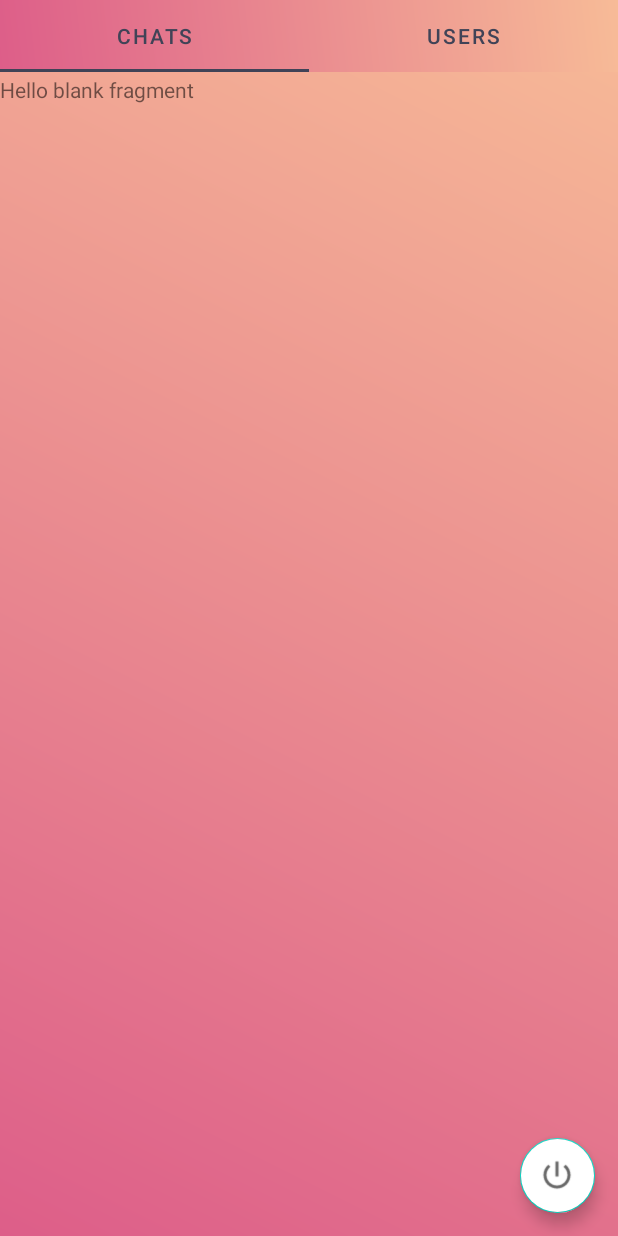
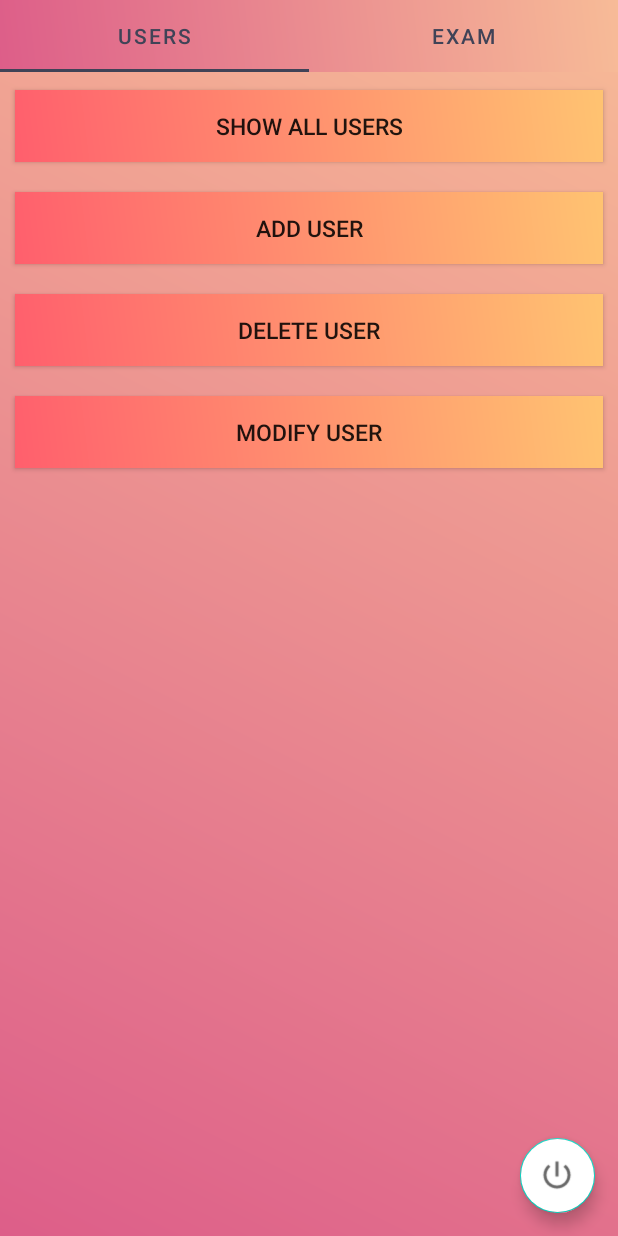
Before and after one commit to HarisIbrahimovic/Class-Application, an Android app: the screen it shows after launch once a user with an empty profile is signed in (MainActivity), on a phone screen of 412 x 824 dp. Run offline under Robolectric (Android 15) with nearby library versions, the phone set to English and light mode, and no system bars; our stand-ins replace Firebase (no records; nobody signed in at launch, a user with empty details on screens opened directly).

Commit message:
Design and function change

```diff
--- a/app/src/main/java/com/example/classapplication/MainActivity.java
+++ b/app/src/main/java/com/example/classapplication/MainActivity.java
@@ -8,26 +8,16 @@ import androidx.fragment.app.FragmentManager;
 import androidx.fragment.app.FragmentPagerAdapter;
 import androidx.viewpager.widget.ViewPager;
 
-import android.app.ProgressDialog;
 import android.content.Intent;
 import android.os.Bundle;
-import android.text.TextUtils;
 import android.view.View;
-import android.widget.Button;
-import android.widget.EditText;
-import android.widget.TextView;
-import android.widget.Toast;
 
 import com.example.classapplication.SignIn.loginActivity;
-import com.example.classapplication.fragments.Test2Fragment;
-import com.example.classapplication.fragments.TestFragment;
-import com.google.android.gms.tasks.OnCompleteListener;
-import com.google.android.gms.tasks.Task;
+import com.example.classapplication.fragments.UsersFragment;
+import com.example.classapplication.fragments.Exams;
 import com.google.android.material.floatingactionbutton.FloatingActionButton;
 import com.google.android.material.tabs.TabLayout;
-import com.google.firebase.auth.AuthResult;
 import com.google.firebase.auth.FirebaseAuth;
-import com.google.firebase.database.FirebaseDatabase;
 
 import java.util.ArrayList;
 
@@ -92,8 +82,8 @@ public class MainActivity extends AppCompatActivity {
         }
 
         ViewPagerAdapter  viewPagerAdapter = new ViewPagerAdapter(getSupportFragmentManager());
-        viewPagerAdapter.addFragment(new Test2Fragment(),"Chats");
-        viewPagerAdapter.addFragment(new TestFragment(),"Users");
+        viewPagerAdapter.addFragment(new UsersFragment(),"Users");
+        viewPagerAdapter.addFragment(new Exams(),"Exam");
 
         viewPager.setAdapter(viewPagerAdapter);
         tabLayout.setupWithViewPager(viewPager);
--- a/app/src/main/java/com/example/classapplication/SignIn/SignUp.java
+++ b/app/src/main/java/com/example/classapplication/SignIn/SignUp.java
@@ -32,7 +32,6 @@ public class SignUp extends AppCompatActivity {
     private EditText password;
     private EditText cPassword;
     private EditText userName;
-    private TextView signUpText;
     private EditText course;
     private DatabaseReference databaseReference;
     private FirebaseAuth auth;
@@ -75,9 +74,7 @@ public class SignUp extends AppCompatActivity {
                 RegisterNow(name,Email,Password,Course);
             }
         });
-
     }
-
     private void RegisterNow(String name, String userEmail,String userPass,String userCourse) {
         auth.createUserWithEmailAndPassword(userEmail,userPass).addOnCompleteListener(new OnCompleteListener<AuthResult>() {
             @Override
@@ -94,7 +91,6 @@ public class SignUp extends AppCompatActivity {
                     @Override
                     public void onComplete(@NonNull Task<Void> task) {
                         if(task.isSuccessful()){
-                            startActivity(new Intent(getApplicationContext(), MainActivity.class));
                             progressDialog.dismiss();
                             finish();
                         }else progressDialog.dismiss();
--- a/app/src/main/java/com/example/classapplication/fragments/TestFragment.java
+++ b/app/src/main/java/com/example/classapplication/fragments/Exams.java
@@ -7,18 +7,18 @@ import androidx.fragment.app.Fragment;
 import android.view.LayoutInflater;
 import android.view.View;
 import android.view.ViewGroup;
+import android.widget.Button;
 
 import com.example.classapplication.R;
 
 /**
  * A simple {@link Fragment} subclass.
- * Use the {@link TestFragment#newInstance} factory method to
+ * Use the {@link Exams#newInstance} factory method to
  * create an instance of this fragment.
  */
-public class TestFragment extends Fragment {
+public class Exams extends Fragment {
 
-    // TODO: Rename parameter arguments, choose names that match
-    // the fragment initialization parameters, e.g. ARG_ITEM_NUMBER
+
     private static final String ARG_PARAM1 = "param1";
     private static final String ARG_PARAM2 = "param2";
 
@@ -26,21 +26,13 @@ public class TestFragment extends Fragment {
     private String mParam1;
     private String mParam2;
 
-    public TestFragment() {
+    public Exams() {
         // Required empty public constructor
     }
 
-    /**
-     * Use this factory method to create a new instance of
-     * this fragment using the provided parameters.
-     *
-     * @param param1 Parameter 1.
-     * @param param2 Parameter 2.
-     * @return A new instance of fragment TestFragment.
-     */
-    // TODO: Rename and change types and number of parameters
-    public static TestFragment newInstance(String param1, String param2) {
-        TestFragment fragment = new TestFragment();
+
+    public static Exams newInstance(String param1, String param2) {
+        Exams fragment = new Exams();
         Bundle args = new Bundle();
         args.putString(ARG_PARAM1, param1);
         args.putString(ARG_PARAM2, param2);
@@ -61,6 +53,6 @@ public class TestFragment extends Fragment {
     public View onCreateView(LayoutInflater inflater, ViewGroup container,
                              Bundle savedInstanceState) {
         // Inflate the layout for this fragment
-        return inflater.inflate(R.layout.fragment_test, container, false);
+        return inflater.inflate(R.layout.fragment_exams, container, false);
     }
 }
--- a/app/src/main/java/com/example/classapplication/fragments/Test2Fragment.java
+++ b/app/src/main/java/com/example/classapplication/fragments/UsersFragment.java
@@ -1,5 +1,6 @@
 package com.example.classapplication.fragments;
 
+import android.content.Intent;
 import android.os.Bundle;
 
 import androidx.fragment.app.Fragment;
@@ -7,40 +8,36 @@ import androidx.fragment.app.Fragment;
 import android.view.LayoutInflater;
 import android.view.View;
 import android.view.ViewGroup;
+import android.widget.Button;
 
+import com.example.classapplication.MainActivity;
 import com.example.classapplication.R;
+import com.example.classapplication.SignIn.SignUp;
 
 /**
  * A simple {@link Fragment} subclass.
- * Use the {@link Test2Fragment#newInstance} factory method to
+ * Use the {@link UsersFragment#newInstance} factory method to
  * create an instance of this fragment.
  */
-public class Test2Fragment extends Fragment {
+public class UsersFragment extends Fragment {
+    private Button showAll;
+    private Button addUser;
+    private Button deleteUser;
+    private Button modiflyUser;
 
-    // TODO: Rename parameter arguments, choose names that match
-    // the fragment initialization parameters, e.g. ARG_ITEM_NUMBER
     private static final String ARG_PARAM1 = "param1";
     private static final String ARG_PARAM2 = "param2";
 
-    // TODO: Rename and change types of parameters
+
     private String mParam1;
     private String mParam2;
 
-    public Test2Fragment() {
+    public UsersFragment() {
         // Required empty public constructor
     }
 
-    /**
-     * Use this factory method to create a new instance of
-     * this fragment using the provided parameters.
-     *
-     * @param param1 Parameter 1.
-     * @param param2 Parameter 2.
-     * @return A new instance of fragment Test2Fragment.
-     */
-    // TODO: Rename and change types and number of parameters
-    public static Test2Fragment newInstance(String param1, String param2) {
-        Test2Fragment fragment = new Test2Fragment();
+    public static UsersFragment newInstance(String param1, String param2) {
+        UsersFragment fragment = new UsersFragment();
         Bundle args = new Bundle();
         args.putString(ARG_PARAM1, param1);
         args.putString(ARG_PARAM2, param2);
@@ -60,7 +57,19 @@ public class Test2Fragment extends Fragment {
     @Override
     public View onCreateView(LayoutInflater inflater, ViewGroup container,
                              Bundle savedInstanceState) {
-        // Inflate the layout for this fragment
-        return inflater.inflate(R.layout.fragment_test2, container, false);
+        View view = inflater.inflate(R.layout.fragment_users, container, false);
+        addUser = view.findViewById(R.id.AddUser);
+        modiflyUser = view.findViewById(R.id.modifyUser);
+        deleteUser = view.findViewById(R.id.deleteUser);
+        showAll = view.findViewById(R.id.showAllUsers);
+
+        addUser.setOnClickListener(new View.OnClickListener() {
+            @Override
+            public void onClick(View v) {
+                startActivity(new Intent(getActivity().getApplicationContext(), SignUp.class));
+            }
+        });
+
+        return view;
     }
 }
--- /dev/null
+++ b/app/src/main/res/drawable/buttons.xml
@@ -0,0 +1,7 @@
+<?xml version="1.0" encoding="utf-8"?>
+<shape xmlns:android="http://schemas.android.com/apk/res/android">
+
+    <gradient android:angle="45"
+        android:startColor="#FF5F6D"
+        android:endColor="#FFC371"/>
+</shape>
--- a/app/src/main/res/layout/fragment_test2.xml
+++ b/app/src/main/res/layout/fragment_exams.xml
@@ -3,12 +3,12 @@
     xmlns:tools="http://schemas.android.com/tools"
     android:layout_width="match_parent"
     android:layout_height="match_parent"
-    tools:context=".fragments.Test2Fragment">
+    tools:context=".fragments.Exams">
 
     <!-- TODO: Update blank fragment layout -->
     <TextView
         android:layout_width="match_parent"
         android:layout_height="match_parent"
-        android:text="@string/hello_blank_fragment" />
+        android:text="sdasasdadas" />
 
 </FrameLayout>
--- /dev/null
+++ b/app/src/main/res/layout/fragment_users.xml
@@ -0,0 +1,43 @@
+<?xml version="1.0" encoding="utf-8"?>
+<LinearLayout xmlns:android="http://schemas.android.com/apk/res/android"
+    xmlns:tools="http://schemas.android.com/tools"
+    android:layout_width="match_parent"
+    android:orientation="vertical"
+    android:layout_gravity="center"
+
+    android:layout_height="match_parent"
+    tools:context=".fragments.UsersFragment">
+    <androidx.appcompat.widget.AppCompatButton
+        android:layout_width="match_parent"
+        android:layout_height="wrap_content"
+        android:background="@drawable/buttons"
+        android:textSize="15sp"
+        android:layout_margin="10dp"
+        android:text="Show ALl users"
+        android:id="@+id/showAllUsers"/>
+    <androidx.appcompat.widget.AppCompatButton
+        android:layout_width="match_parent"
+        android:layout_height="wrap_content"
+        android:textSize="15sp"
+        android:layout_margin="10dp"
+        android:text="Add User"
+        android:background="@drawable/buttons"
+        android:id="@+id/AddUser"/>
+    <androidx.appcompat.widget.AppCompatButton
+        android:layout_width="match_parent"
+        android:layout_height="wrap_content"
+        android:textSize="15sp"
+        android:layout_margin="10dp"
+        android:text="Delete User"
+        android:background="@drawable/buttons"
+        android:id="@+id/deleteUser"/>
+    <androidx.appcompat.widget.AppCompatButton
+        android:layout_width="match_parent"
+        android:layout_height="wrap_content"
+        android:textSize="15sp"
+        android:layout_margin="10dp"
+        android:background="@drawable/buttons"
+        android:text="Modify User"
+        android:id="@+id/modifyUser"/>
+
+</LinearLayout>
```
Also changed, not shown: app/src/main/java/com/example/classapplication/authuser/adminActivity.java (+5 -6 lines), app/src/main/res/layout/activity_login.xml (+11 -5 lines), app/src/main/res/layout/activity_sign_up.xml (+8 -8 lines), app/src/main/res/layout/fragment_test.xml (deleted, +0 -14 lines).
